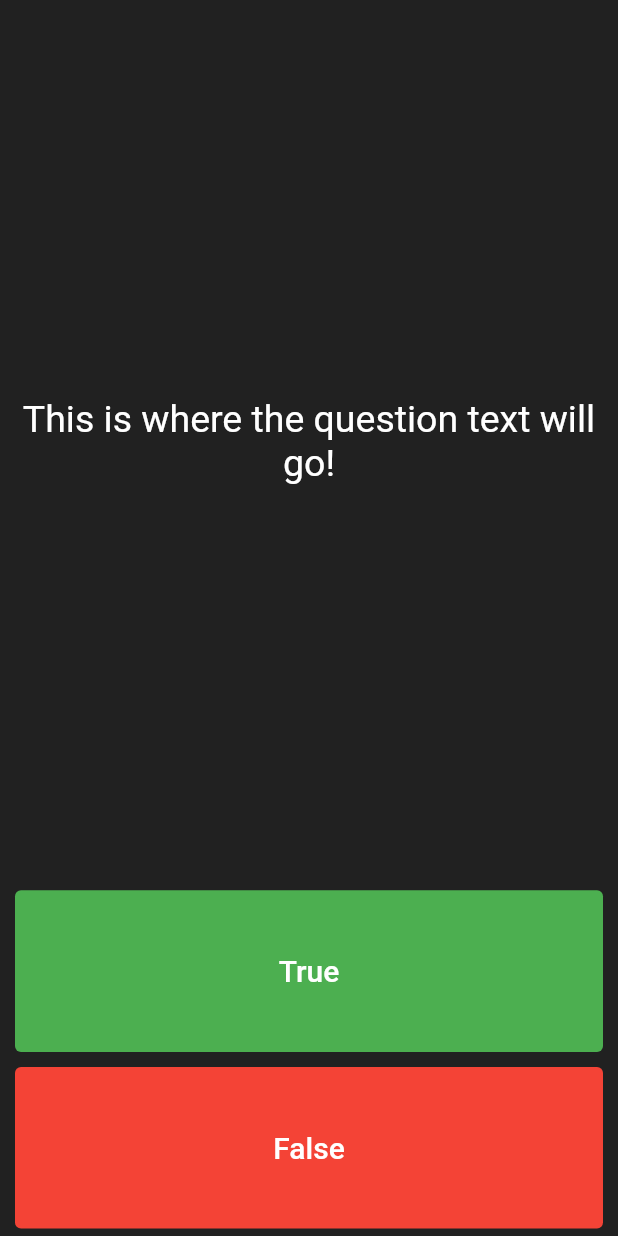
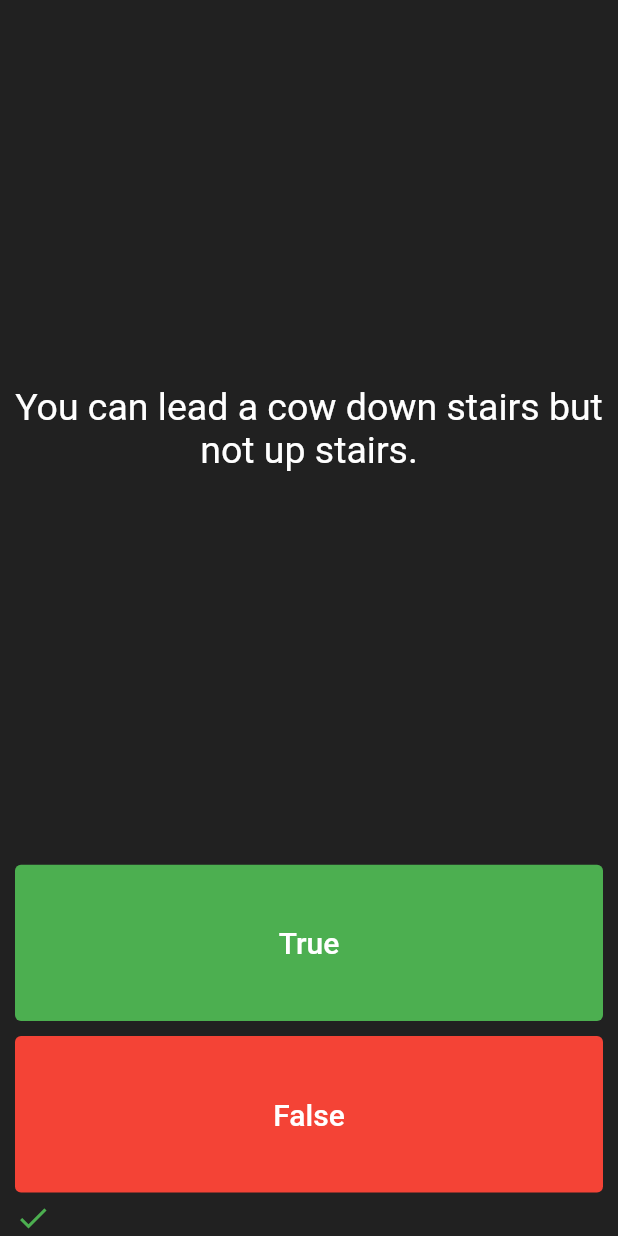
Before and after one commit to karoman0584/quizzler_flutter, a Flutter app: the screen it shows after launch, after a tap on "True", on a phone screen of 412 x 824 dp. Run offline on Flutter 3.47's test engine with Material 2 defaults, Android fonts, the phone set to English and light mode, and no system bars; our stand-ins replace rflutter_alert.

Commit message:
Project finished

```diff
--- a/lib/main.dart
+++ b/lib/main.dart
@@ -1,8 +1,14 @@
+import 'dart:math';
+
 import 'package:flutter/material.dart';
+import 'package:quizzler_flutter/quiz_brain.dart';
+import 'package:rflutter_alert/rflutter_alert.dart';
 
-void main() => runApp(QuizApp());
+void main() => runApp(Quizzler());
 
-class QuizApp extends StatelessWidget {
+QuizBrain quizBrain = QuizBrain();
+
+class Quizzler extends StatelessWidget {
   @override
   Widget build(BuildContext context) {
     return MaterialApp(
@@ -25,6 +31,43 @@ class QuizPage extends StatefulWidget {
 }
 
 class _QuizPageState extends State<QuizPage> {
+  List<Icon> scoreKeeper = [];
+
+  void checkAnswer(bool userPickedAnswer) {
+    setState(() {
+      if (quizBrain.isFinished()) {
+        Alert(
+          context: context,
+          title: 'FINISH!',
+          desc: 'You have answered all questions',
+          buttons: [
+            DialogButton(
+              child: Text(
+                "COOL",
+                style: TextStyle(color: Colors.white, fontSize: 20),
+              ),
+              onPressed: () => Navigator.pop(context),
+              width: 120,
+            )
+          ],
+        ).show();
+        quizBrain.reset();
+        scoreKeeper = [];
+      } else if (userPickedAnswer == quizBrain.getCorrectAnswer()) {
+        scoreKeeper.add(Icon(
+          Icons.check,
+          color: Colors.green,
+        ));
+      } else {
+        scoreKeeper.add(Icon(
+          Icons.close,
+          color: Colors.red,
+        ));
+      }
+      quizBrain.nextQuestion();
+    });
+  }
+
   @override
   Widget build(BuildContext context) {
     return Column(
@@ -35,7 +78,7 @@ class _QuizPageState extends State<QuizPage> {
           flex: 5,
           child: Center(
             child: Text(
-              'This is where the question text will go!',
+              quizBrain.getQuestionText(),
               textAlign: TextAlign.center,
               style: TextStyle(
                 fontSize: 25.0,
@@ -56,7 +99,9 @@ class _QuizPageState extends State<QuizPage> {
                   color: Colors.white,
                 ),
               ),
-              onPressed: () {},
+              onPressed: () {
+                checkAnswer(true);
+              },
             ),
           ),
         ),
@@ -74,9 +119,14 @@ class _QuizPageState extends State<QuizPage> {
                   color: Colors.white,
                 ),
               ),
-              onPressed: () {},
+              onPressed: () {
+                checkAnswer(false);
+              },
             ),
           ),
+        ),
+        Row(
+          children: scoreKeeper,
         )
       ],
     );
--- /dev/null
+++ b/lib/question.dart
@@ -0,0 +1,6 @@
+class Question{
+  String questionText;
+  bool questionAnswer;
+
+  Question(this.questionText, this.questionAnswer);
+}
--- /dev/null
+++ b/lib/quiz_brain.dart
@@ -0,0 +1,54 @@
+import 'package:quizzler_flutter/question.dart';
+
+class QuizBrain{
+  int _questionNumber = 0;
+  List<Question> _questionBank = [
+    Question('Some cats are actually allergic to humans', true),
+    Question('You can lead a cow down stairs but not up stairs.', false),
+    Question('Approximately one quarter of human bones are in the feet.', true),
+    Question('A slug\'s blood is green.', true),
+    Question('Buzz Aldrin\'s mother\'s maiden name was \"Moon\".', true),
+    Question('It is illegal to pee in the Ocean in Portugal.', true),
+    Question(
+        'No piece of square dry paper can be folded in half more than 7 times.',
+        false),
+    Question(
+        'In London, UK, if you happen to die in the House of Parliament, you are technically entitled to a state funeral, because the building is considered too sacred a place.',
+        true),
+    Question(
+        'The loudest sound produced by any animal is 188 decibels. That animal is the African Elephant.',
+        false),
+    Question(
+        'The total surface area of two human lungs is approximately 70 square metres.',
+        true),
+    Question('Google was originally called \"Backrub\".', true),
+    Question(
+        'Chocolate affects a dog\'s heart and nervous system; a few ounces are enough to kill a small dog.',
+        true),
+    Question(
+        'In West Virginia, USA, if you accidentally hit an animal with your car, you are free to take it home to eat.',
+        true)
+  ];
+
+  void nextQuestion(){
+    if(_questionNumber < _questionBank.length - 1){
+      _questionNumber++;
+    }
+  }
+
+  bool isFinished(){
+    return _questionNumber == _questionBank.length - 1;
+  }
+
+  void reset(){
+    _questionNumber = 0;
+  }
+
+  String getQuestionText(){
+    return _questionBank[_questionNumber].questionText;
+  }
+
+  bool getCorrectAnswer(){
+    return _questionBank[_questionNumber].questionAnswer;
+  }
+}
--- a/pubspec.yaml
+++ b/pubspec.yaml
@@ -28,6 +28,7 @@ dependencies:
   # The following adds the Cupertino Icons font to your application.
   # Use with the CupertinoIcons class for iOS style icons.
   cupertino_icons: ^1.0.2
+  rflutter_alert: ^2.0.2
 
 dev_dependencies:
   flutter_test:
```
Also changed, not shown: pubspec.lock, 2 other files.
